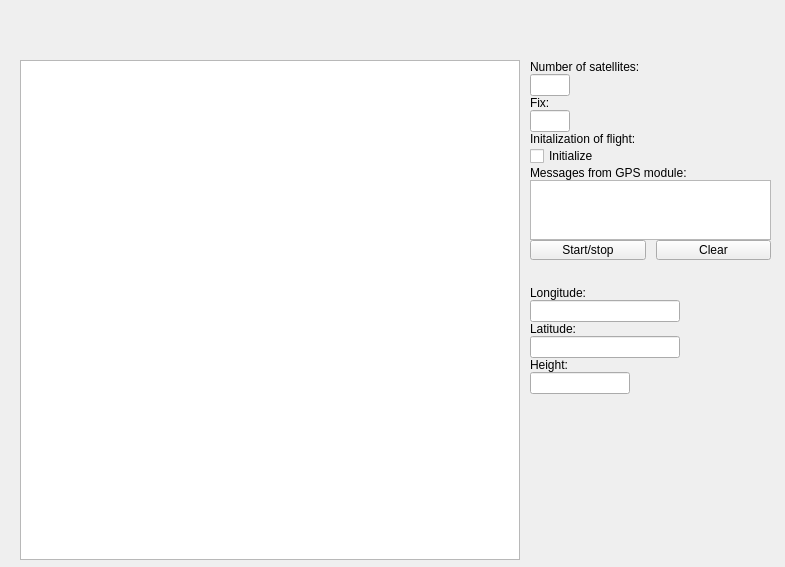
First picture: the form in src/cfclient/ui/tabs/gpsTab.ui, repository Mitteau/crazyflie-clients-python, before the edit.
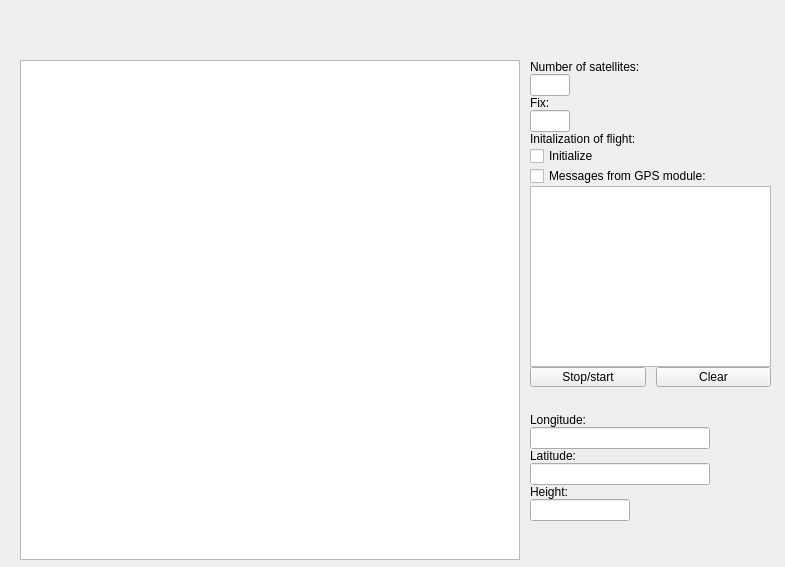
Second picture: the form after the edit.

Commit message:
Déroulement automatique des messages de l'onglet GPS Déclenchement de l'émission des messages par le firmware Fond de carte et cercles de distances
 Sur la branche etape5
 Modifications qui seront validées :
	modifié :         src/cfclient/ui/tabs/GpsTab.py
	modifié :         src/cfclient/ui/tabs/gpsTab.ui

```diff
--- a/src/cfclient/ui/tabs/gpsTab.ui
+++ b/src/cfclient/ui/tabs/gpsTab.ui
@@ -121,19 +121,10 @@
      </widget>
     </item>
     <item>
-     <widget class="QLabel" name="label">
-      <property name="maximumSize">
-       <size>
-        <width>200</width>
-        <height>40</height>
-       </size>
-      </property>
+     <widget class="QCheckBox" name="_ok_messages">
       <property name="text">
        <string>Messages from GPS module: </string>
       </property>
-      <property name="alignment">
-       <set>Qt::AlignLeading|Qt::AlignLeft|Qt::AlignTop</set>
-      </property>
      </widget>
     </item>
     <item>
@@ -141,7 +132,7 @@
       <property name="maximumSize">
        <size>
         <width>400</width>
-        <height>60</height>
+        <height>200</height>
        </size>
       </property>
      </widget>
@@ -163,7 +154,7 @@
          </size>
         </property>
         <property name="text">
-         <string>Start/stop</string>
+         <string>Stop/start</string>
         </property>
        </widget>
       </item>
@@ -224,7 +215,7 @@
      <widget class="QLineEdit" name="_long">
       <property name="maximumSize">
        <size>
-        <width>150</width>
+        <width>180</width>
         <height>16777215</height>
        </size>
       </property>
@@ -250,7 +241,7 @@
      <widget class="QLineEdit" name="_lat">
       <property name="maximumSize">
        <size>
-        <width>150</width>
+        <width>180</width>
         <height>16777215</height>
        </size>
       </property>
```
The commit also changes 1 other file.
